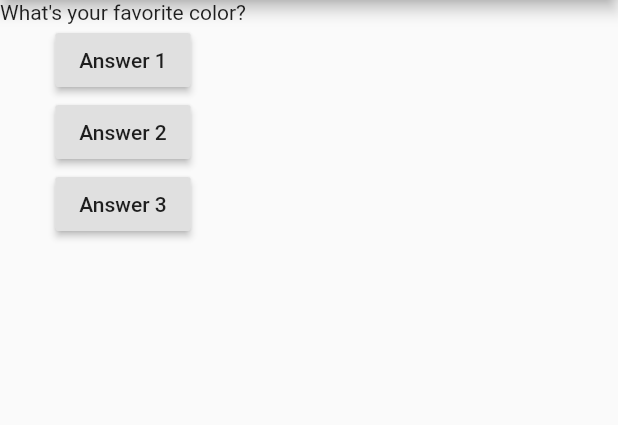
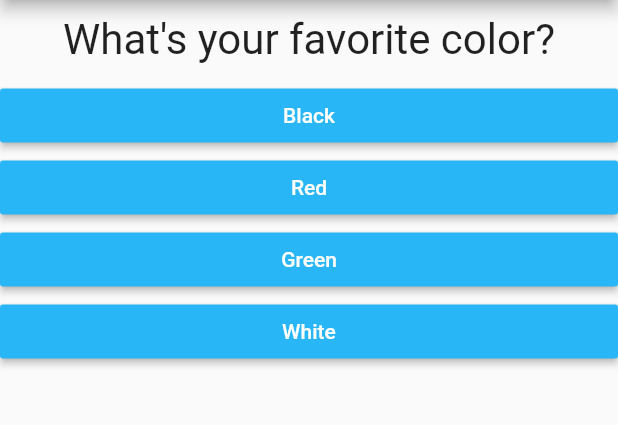
Before and after one commit to waetech/quizapp, a Flutter app: the screen it shows after launch, on a phone screen of 412 x 824 dp, the part 84-509 px from its top. Run offline on Flutter 3.47's test engine with Material 2 defaults, Android fonts, the phone set to English and light mode, and no system bars.

Commit message:
Refactor code into smaller widgets by making a quiz and result widget for cleaner code

```diff
--- a/lib/answer.dart
+++ b/lib/answer.dart
@@ -0,0 +1,21 @@
+import 'package:flutter/material.dart';
+
+class Answer extends StatelessWidget {
+  final Function selectHandler;
+  final String answerText;
+
+  Answer(this.selectHandler, String this.answerText);
+
+  @override
+  Widget build(BuildContext context) {
+    return Container(
+      width: double.infinity,
+      child: RaisedButton(
+        color: Colors.lightBlue[400],
+        textColor: Colors.white,
+        child: Text(answerText),
+        onPressed: selectHandler,
+      ),
+    );
+  }
+}
--- a/lib/main.dart
+++ b/lib/main.dart
@@ -1,51 +1,60 @@
 import 'package:flutter/material.dart';
+
+
+import './quiz.dart';
+import './result.dart';
 
 void main(){
  runApp(MyApp());
 }
 
 
-class MyApp extends StatelessWidget {
-  var questionIndex = 0;
+class MyApp extends StatefulWidget {
+  @override
+  _MyAppState createState() => _MyAppState();
+}
 
-  void answerQuestion() {
-    questionIndex = questionIndex + 1;
-    print(questionIndex);
+class _MyAppState extends State<MyApp> {
+  final _questions = const [
+    {'questionText': 'What\'s your favorite color?', 'answers': [
+      'Black', 'Red', 'Green', 'White'
+    ],},
+    {'questionText': 'What\'s your favorite animal', 'answers': [
+      'Cat', 'Dog', 'Rabbit', 'Bird'
+    ],},
+    {'questionText': 'What is your favorite music?', 'answers': [
+      'Jazz', 'Rock', 'Indie', 'Folk'
+    ],},
+  ];
+
+  var _questionIndex = 0;
+
+  void _answerQuestion() {
+
+
+    setState(() {
+      _questionIndex = _questionIndex + 1;
+    });
+    print(_questionIndex);
+    if (_questionIndex < _questions.length) {
+      print('We have more questions!');
+    } else {
+      print('No more questions!');
+    }
   }
 
   @override
   Widget build(BuildContext context) {
-    var questions = [
-      'What\'s your favorite color?',
-      'What\'s your favorite animal'
-    ];
+
     return MaterialApp(
       home: Scaffold(
         appBar: AppBar(
           title: Text('My app'),
         ),
-          body: Column(children: <Widget>[
-            Text(
-              questions[questionIndex],
-            ),
-            RaisedButton(
-                child: Text('Answer 1'),
-                onPressed: answerQuestion,
-            ),
-            RaisedButton(
-                child: Text('Answer 2'),
-                onPressed: () => print('Answer 2 chosen!'),
-            ),
-            RaisedButton(
-              child: Text('Answer 3'),
-              onPressed: () {
-               //print something
-                print('Answer 3 chosen');
-              },
-            ),
-          ],
-          ),
-        ),
+        body: _questionIndex < _questions.length
+            ? Quiz(answerQuestion: _answerQuestion, questionIndex: _questionIndex, questions: _questions)
+            : Result(),
+      ),
     );
   }
 }
--- a/lib/question.dart
+++ b/lib/question.dart
@@ -0,0 +1,22 @@
+import 'package:flutter/material.dart';
+
+
+
+class Question extends StatelessWidget {
+ final String questionText;
+
+  Question(this.questionText);
+
+  @override
+  Widget build(BuildContext context) {
+    return Container(
+      width: double.infinity,
+      margin: EdgeInsets.all(10),
+      child: Text(
+        questionText,
+        style: TextStyle(fontSize: 28),
+      textAlign: TextAlign.center,
+      ),
+    );
+  }
+}
--- /dev/null
+++ b/lib/quiz.dart
@@ -0,0 +1,31 @@
+import 'package:flutter/material.dart';
+
+import './question.dart';
+import './answer.dart';
+
+class Quiz extends StatelessWidget {
+  final List<Map<String, Object>> questions;
+  final int questionIndex;
+  final Function answerQuestion;
+
+  Quiz({
+    @required this.questions,
+    @required this.answerQuestion,
+    @required this.questionIndex,
+  });
+
+  @override
+  Widget build(BuildContext context) {
+    return  Column(
+      children: <Widget>[
+        Question(
+          questions[questionIndex]['questionText'],
+        ),
+        ...(questions[questionIndex]['answers'] as List<String>)
+            .map((answer) {
+          return Answer(answerQuestion, answer);
+        }).toList()
+      ],
+    );
+  }
+}
--- /dev/null
+++ b/lib/result.dart
@@ -0,0 +1,9 @@
+import 'package:flutter/material.dart';
+
+class Result extends StatelessWidget {
+
+  @override
+  Widget build(BuildContext context) {
+    return Center(child: Text('You did it!'),);
+  }
+}
```
